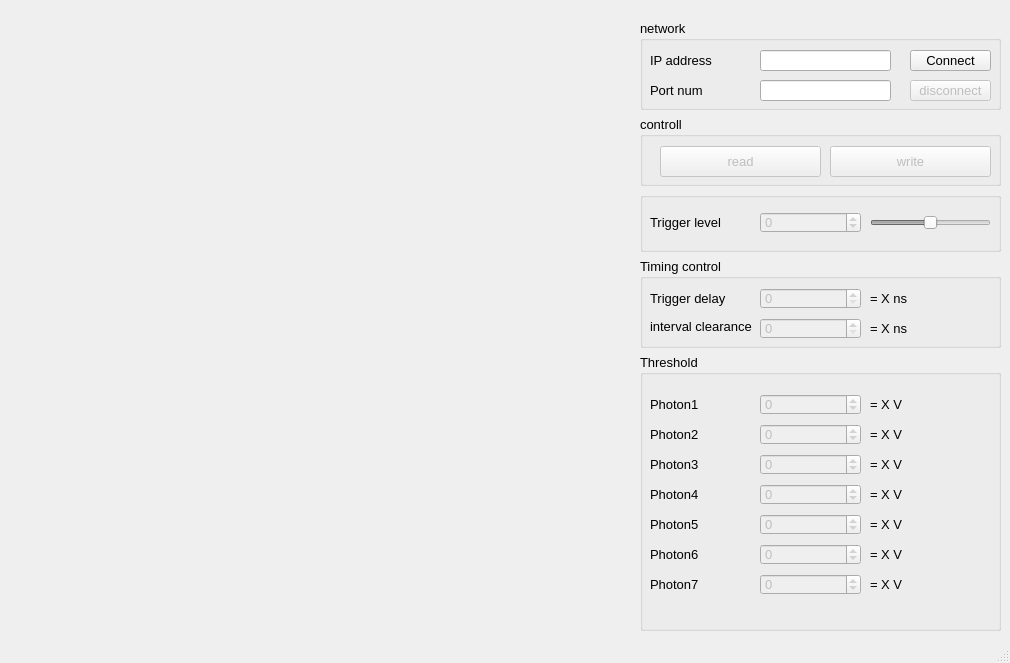
Above: frontend/top/top.ui from ruofan-he/redpitaya_PNR before the change. Below: the same form after it.
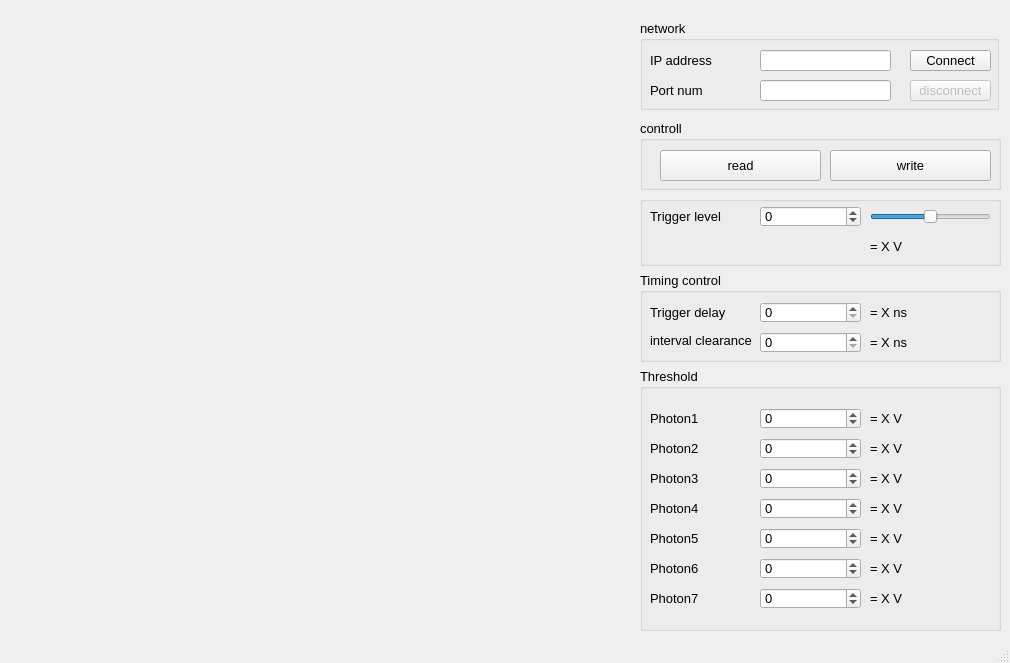
That is the form after the change.

```diff
--- a/frontend/top/top.ui
+++ b/frontend/top/top.ui
@@ -30,13 +30,13 @@
     <property name="geometry">
      <rect>
       <x>640</x>
-      <y>20</y>
+      <y>120</y>
       <width>361</width>
-      <height>611</height>
+      <height>511</height>
      </rect>
     </property>
-    <layout class="QGridLayout" name="configGridLayout">
-     <item row="3" column="0">
+    <layout class="QGridLayout" name="config_container">
+     <item row="2" column="0">
       <widget class="QGroupBox" name="groupBox_timing_controll">
        <property name="sizePolicy">
         <sizepolicy hsizetype="Preferred" vsizetype="Fixed">
@@ -81,7 +81,7 @@
        </widget>
        <widget class="QSpinBox" name="spinBox_trigger_delay">
         <property name="enabled">
-         <bool>false</bool>
+         <bool>true</bool>
         </property>
         <property name="geometry">
          <rect>
@@ -100,7 +100,7 @@
        </widget>
        <widget class="QSpinBox" name="spinBox_interval_clearance">
         <property name="enabled">
-         <bool>false</bool>
+         <bool>true</bool>
         </property>
         <property name="geometry">
          <rect>
@@ -145,8 +145,8 @@
        </widget>
       </widget>
      </item>
-     <item row="0" column="0">
-      <widget class="QGroupBox" name="groupBox_network">
+     <item row="1" column="0">
+      <widget class="QGroupBox" name="groupBox_trigger_level">
        <property name="sizePolicy">
         <sizepolicy hsizetype="Preferred" vsizetype="Fixed">
          <horstretch>0</horstretch>
@@ -156,101 +156,7 @@
        <property name="minimumSize">
         <size>
          <width>0</width>
-         <height>90</height>
-        </size>
-       </property>
-       <property name="title">
-        <string>network</string>
-       </property>
-       <widget class="QLabel" name="label_ip">
-        <property name="geometry">
-         <rect>
-          <x>10</x>
-          <y>30</y>
-          <width>111</width>
-          <height>20</height>
-         </rect>
-        </property>
-        <property name="text">
-         <string>IP address</string>
-        </property>
-       </widget>
-       <widget class="QLineEdit" name="lineEdit_ip">
-        <property name="geometry">
-         <rect>
-          <x>120</x>
-          <y>30</y>
-          <width>131</width>
-          <height>21</height>
-         </rect>
-        </property>
-       </widget>
-       <widget class="QLabel" name="label_port">
-        <property name="geometry">
-         <rect>
-          <x>10</x>
-          <y>60</y>
-          <width>111</width>
-          <height>20</height>
-         </rect>
-        </property>
-        <property name="text">
-         <string>Port num</string>
-        </property>
-       </widget>
-       <widget class="QLineEdit" name="lineEdit_port">
-        <property name="geometry">
-         <rect>
-          <x>120</x>
-          <y>60</y>
-          <width>131</width>
-          <height>21</height>
-         </rect>
-        </property>
-       </widget>
-       <widget class="QPushButton" name="pushButton_connect">
-        <property name="geometry">
-         <rect>
-          <x>270</x>
-          <y>30</y>
-          <width>81</width>
-          <height>21</height>
-         </rect>
-        </property>
-        <property name="text">
-         <string>Connect</string>
-        </property>
-       </widget>
-       <widget class="QPushButton" name="pushButton_disconnect">
-        <property name="enabled">
-         <bool>false</bool>
-        </property>
-        <property name="geometry">
-         <rect>
-          <x>270</x>
-          <y>60</y>
-          <width>81</width>
-          <height>21</height>
-         </rect>
-        </property>
-        <property name="text">
-         <string>disconnect</string>
-        </property>
-       </widget>
-      </widget>
-     </item>
-     <item row="2" column="0">
-      <widget class="QGroupBox" name="groupBox">
-       <property name="sizePolicy">
-        <sizepolicy hsizetype="Preferred" vsizetype="Fixed">
-         <horstretch>0</horstretch>
-         <verstretch>0</verstretch>
-        </sizepolicy>
-       </property>
-       <property name="minimumSize">
-        <size>
-         <width>0</width>
-         <height>60</height>
+         <height>70</height>
         </size>
        </property>
        <property name="title">
@@ -258,12 +164,12 @@
        </property>
        <widget class="QSpinBox" name="spinBox_trigger_level">
         <property name="enabled">
-         <bool>false</bool>
+         <bool>true</bool>
         </property>
         <property name="geometry">
          <rect>
           <x>120</x>
-          <y>20</y>
+          <y>10</y>
           <width>101</width>
           <height>21</height>
          </rect>
@@ -277,12 +183,12 @@
        </widget>
        <widget class="QSlider" name="horizontalSlider_trigger_level">
         <property name="enabled">
-         <bool>false</bool>
+         <bool>true</bool>
         </property>
         <property name="geometry">
          <rect>
           <x>230</x>
-          <y>20</y>
+          <y>10</y>
           <width>121</width>
           <height>21</height>
          </rect>
@@ -301,7 +207,7 @@
         <property name="geometry">
          <rect>
           <x>10</x>
-          <y>20</y>
+          <y>10</y>
           <width>111</width>
           <height>20</height>
          </rect>
@@ -310,10 +216,80 @@
          <string>Trigger level</string>
         </property>
        </widget>
+       <widget class="QLabel" name="label_trigger_level_display">
+        <property name="geometry">
+         <rect>
+          <x>230</x>
+          <y>40</y>
+          <width>121</width>
+          <height>20</height>
+         </rect>
+        </property>
+        <property name="text">
+         <string>= X V</string>
+        </property>
+       </widget>
       </widget>
      </item>
-     <item row="4" column="0">
+     <item row="0" column="0">
+      <widget class="QGroupBox" name="groupBox_controll">
+       <property name="enabled">
+        <bool>true</bool>
+       </property>
+       <property name="sizePolicy">
+        <sizepolicy hsizetype="Preferred" vsizetype="Fixed">
+         <horstretch>0</horstretch>
+         <verstretch>0</verstretch>
+        </sizepolicy>
+       </property>
+       <property name="minimumSize">
+        <size>
+         <width>0</width>
+         <height>70</height>
+        </size>
+       </property>
+       <property name="title">
+        <string>controll</string>
+       </property>
+       <widget class="QPushButton" name="pushButton_read">
+        <property name="enabled">
+         <bool>true</bool>
+        </property>
+        <property name="geometry">
+         <rect>
+          <x>20</x>
+          <y>30</y>
+          <width>161</width>
+          <height>31</height>
+         </rect>
+        </property>
+        <property name="text">
+         <string>read</string>
+        </property>
+       </widget>
+       <widget class="QPushButton" name="pushButton_write">
+        <property name="enabled">
+         <bool>true</bool>
+        </property>
+        <property name="geometry">
+         <rect>
+          <x>190</x>
+          <y>30</y>
+          <width>161</width>
+          <height>31</height>
+         </rect>
+        </property>
+        <property name="text">
+         <string>write</string>
+        </property>
+       </widget>
+      </widget>
+     </item>
+     <item row="3" column="0">
       <widget class="QGroupBox" name="groupBox_threshold">
+       <property name="enabled">
+        <bool>true</bool>
+       </property>
        <property name="sizePolicy">
         <sizepolicy hsizetype="Preferred" vsizetype="Preferred">
          <horstretch>0</horstretch>
@@ -364,7 +340,7 @@
        </widget>
        <widget class="QSpinBox" name="spinBox_photon1">
         <property name="enabled">
-         <bool>false</bool>
+         <bool>true</bool>
         </property>
         <property name="geometry">
          <rect>
@@ -396,7 +372,7 @@
        </widget>
        <widget class="QSpinBox" name="spinBox_photon2">
         <property name="enabled">
-         <bool>false</bool>
+         <bool>true</bool>
         </property>
         <property name="geometry">
          <rect>
@@ -415,7 +391,7 @@
        </widget>
        <widget class="QSpinBox" name="spinBox_phton3">
         <property name="enabled">
-         <bool>false</bool>
+         <bool>true</bool>
         </property>
         <property name="geometry">
          <rect>
@@ -486,7 +462,7 @@
        </widget>
        <widget class="QSpinBox" name="spinBox_photon4">
         <property name="enabled">
-         <bool>false</bool>
+         <bool>true</bool>
         </property>
         <property name="geometry">
          <rect>
@@ -505,7 +481,7 @@
        </widget>
        <widget class="QSpinBox" name="spinBox_photon5">
         <property name="enabled">
-         <bool>false</bool>
+         <bool>true</bool>
         </property>
         <property name="geometry">
          <rect>
@@ -524,7 +500,7 @@
        </widget>
        <widget class="QSpinBox" name="spinBox_photon6">
         <property name="enabled">
-         <bool>false</bool>
+         <bool>true</bool>
         </property>
         <property name="geometry">
          <rect>
@@ -543,7 +519,7 @@
        </widget>
        <widget class="QSpinBox" name="spinBox_photon7">
         <property name="enabled">
-         <bool>false</bool>
+         <bool>true</bool>
         </property>
         <property name="geometry">
          <rect>
@@ -640,57 +616,6 @@
        </widget>
       </widget>
      </item>
-     <item row="1" column="0">
-      <widget class="QGroupBox" name="groupBox_controll">
-       <property name="sizePolicy">
-        <sizepolicy hsizetype="Preferred" vsizetype="Fixed">
-         <horstretch>0</horstretch>
-         <verstretch>0</verstretch>
-        </sizepolicy>
-       </property>
-       <property name="minimumSize">
-        <size>
-         <width>0</width>
-         <height>70</height>
-        </size>
-       </property>
-       <property name="title">
-        <string>controll</string>
-       </property>
-       <widget class="QPushButton" name="pushButton_read">
-        <property name="enabled">
-         <bool>false</bool>
-        </property>
-        <property name="geometry">
-         <rect>
-          <x>20</x>
-          <y>30</y>
-          <width>161</width>
-          <height>31</height>
-         </rect>
-        </property>
-        <property name="text">
-         <string>read</string>
-        </property>
-       </widget>
-       <widget class="QPushButton" name="pushButton_write">
-        <property name="enabled">
-         <bool>false</bool>
-        </property>
-        <property name="geometry">
-         <rect>
-          <x>190</x>
-          <y>30</y>
-          <width>161</width>
-          <height>31</height>
-         </rect>
-        </property>
-        <property name="text">
-         <string>write</string>
-        </property>
-       </widget>
-      </widget>
-     </item>
     </layout>
    </widget>
    <widget class="QWidget" name="gridLayoutWidget_2">
@@ -704,6 +629,106 @@
     </property>
     <layout class="QGridLayout" name="graph_container"/>
    </widget>
+   <widget class="QGroupBox" name="groupBox_network">
+    <property name="geometry">
+     <rect>
+      <x>640</x>
+      <y>20</y>
+      <width>359</width>
+      <height>90</height>
+     </rect>
+    </property>
+    <property name="sizePolicy">
+     <sizepolicy hsizetype="Preferred" vsizetype="Fixed">
+      <horstretch>0</horstretch>
+      <verstretch>0</verstretch>
+     </sizepolicy>
+    </property>
+    <property name="minimumSize">
+     <size>
+      <width>0</width>
+      <height>90</height>
+     </size>
+    </property>
+    <property name="title">
+     <string>network</string>
+    </property>
+    <widget class="QLabel" name="label_ip">
+     <property name="geometry">
+      <rect>
+       <x>10</x>
+       <y>30</y>
+       <width>111</width>
+       <height>20</height>
+      </rect>
+     </property>
+     <property name="text">
+      <string>IP address</string>
+     </property>
+    </widget>
+    <widget class="QLineEdit" name="lineEdit_ip">
+     <property name="geometry">
+      <rect>
+       <x>120</x>
+       <y>30</y>
+       <width>131</width>
+       <height>21</height>
+      </rect>
+     </property>
+    </widget>
+    <widget class="QLabel" name="label_port">
+     <property name="geometry">
+      <rect>
+       <x>10</x>
+       <y>60</y>
+       <width>111</width>
+       <height>20</height>
+      </rect>
+     </property>
+     <property name="text">
+      <string>Port num</string>
+     </property>
+    </widget>
+    <widget class="QLineEdit" name="lineEdit_port">
+     <property name="geometry">
+      <rect>
+       <x>120</x>
+       <y>60</y>
+       <width>131</width>
+       <height>21</height>
+      </rect>
+     </property>
+    </widget>
+    <widget class="QPushButton" name="pushButton_connect">
+     <property name="geometry">
+      <rect>
+       <x>270</x>
+       <y>30</y>
+       <width>81</width>
+       <height>21</height>
+      </rect>
+     </property>
+     <property name="text">
+      <string>Connect</string>
+     </property>
+    </widget>
+    <widget class="QPushButton" name="pushButton_disconnect">
+     <property name="enabled">
+      <bool>false</bool>
+     </property>
+     <property name="geometry">
+      <rect>
+       <x>270</x>
+       <y>60</y>
+       <width>81</width>
+       <height>21</height>
+      </rect>
+     </property>
+     <property name="text">
+      <string>disconnect</string>
+     </property>
+    </widget>
+   </widget>
   </widget>
   <widget class="QStatusBar" name="statusBar"/>
  </widget>
```
Left out of the diff: 4 changed lines with no effect on the pictures.
